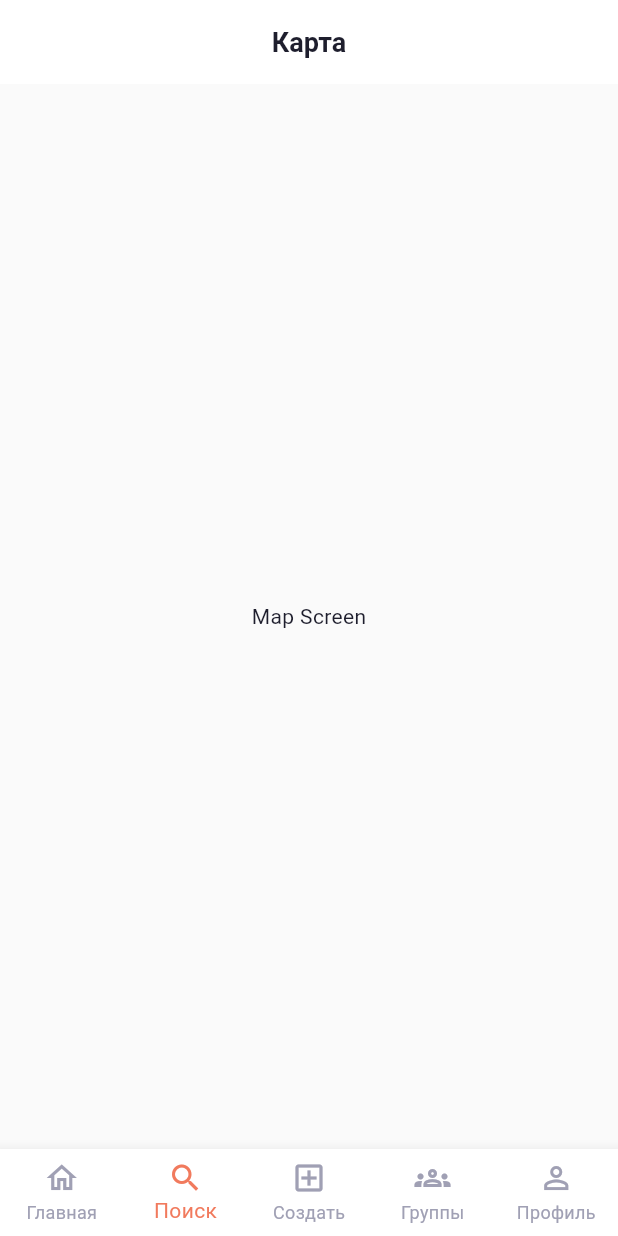
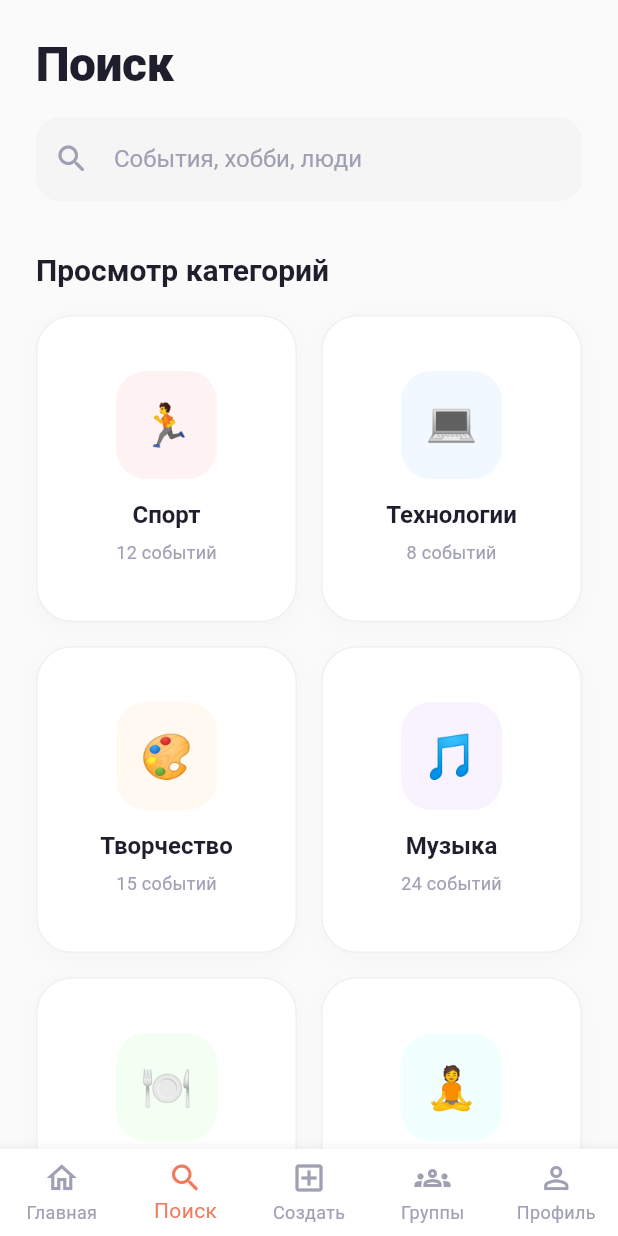
Before and after one commit to Zero-Logic-Education/HobbyHub, a Flutter app: the screen it shows once a user with an empty profile is signed in, item 2 of the bottom bar chosen, on a phone screen of 412 x 824 dp. Run offline on Flutter 3.47's test engine with Material 3 defaults, Android fonts, the light colour scheme and no system bars; our stand-ins replace cloud_firestore, firebase_analytics, firebase_auth, firebase_core, firebase_messaging, firebase_storage and 7 more; missing offline and left inert: flutter_facebook_auth; accounts and stored records are empty; network calls fail.

Commit message:
feat: Add SearchScreen and update routing to include search functionality

```diff
--- a/lib/core/router/app_router.dart
+++ b/lib/core/router/app_router.dart
@@ -14,6 +14,7 @@ import '../../ui/onboarding/location_screen.dart';
 import '../../ui/onboarding/parental_consent_screen.dart';
 import '../../ui/profile/profile_screen.dart';
 import '../../ui/main_shell/main_shell.dart';
+import '../../ui/search/search_screen.dart';
 import '../../providers/auth_provider.dart';
 
 /// Константы путей маршрутов
@@ -180,16 +181,13 @@ final routerProvider = Provider<GoRouter>((ref) {
               ),
             ],
           ),
-          // Вкладка: Карта
+          // Вкладка: Поиск
           StatefulShellBranch(
             routes: [
               GoRoute(
                 path: AppRoutes.map,
-                name: 'map',
-                builder: (context, state) => Scaffold(
-                  appBar: AppBar(title: const Text('Карта')),
-                  body: const Center(child: Text('Map Screen')),
-                ),
+                name: 'search',
+                builder: (context, state) => const SearchScreen(),
               ),
             ],
           ),
--- /dev/null
+++ b/lib/ui/search/search_screen.dart
@@ -0,0 +1,303 @@
+import 'package:flutter/material.dart';
+import '../../core/theme/app_colors.dart';
+import '../../core/theme/app_typography.dart';
+
+class SearchScreen extends StatefulWidget {
+  const SearchScreen({super.key});
+
+  @override
+  State<SearchScreen> createState() => _SearchScreenState();
+}
+
+class _SearchScreenState extends State<SearchScreen> {
+  final TextEditingController _searchController = TextEditingController();
+
+  final List<Map<String, dynamic>> _categories = [
+    {
+      'title': 'Спорт',
+      'icon': '🏃',
+      'count': 12,
+      'color': const Color(0xFFFFF2F2),
+    },
+    {
+      'title': 'Технологии',
+      'icon': '💻',
+      'count': 8,
+      'color': const Color(0xFFF2F8FF),
+    },
+    {
+      'title': 'Творчество',
+      'icon': '🎨',
+      'count': 15,
+      'color': const Color(0xFFFFF9F2),
+    },
+    {
+      'title': 'Музыка',
+      'icon': '🎵',
+      'count': 24,
+      'color': const Color(0xFFF9F2FF),
+    },
+    {
+      'title': 'Еда и напитки',
+      'icon': '🍽️',
+      'count': 10,
+      'color': const Color(0xFFF2FFF2),
+    },
+    {
+      'title': 'Здоровье',
+      'icon': '🧘',
+      'count': 18,
+      'color': const Color(0xFFF2FFFF),
+    },
+    {
+      'title': 'Фотография',
+      'icon': '📷',
+      'count': 5,
+      'color': const Color(0xFFF7F7F7),
+    },
+    {
+      'title': 'Книги',
+      'icon': '📚',
+      'count': 9,
+      'color': const Color(0xFFFFF2FB),
+    },
+  ];
+
+  final List<String> _popularSearches = [
+    'Йога для начинающих',
+    'IT Meetup',
+    'Мастер-класс по рисованию',
+    'Беговой клуб',
+  ];
+
+  @override
+  void dispose() {
+    _searchController.dispose();
+    super.dispose();
+  }
+
+  @override
+  Widget build(BuildContext context) {
+    return Scaffold(
+      backgroundColor: AppColors.background,
+      body: SafeArea(
+        child: CustomScrollView(
+          slivers: [
+            // Header
+            SliverToBoxAdapter(
+              child: Padding(
+                padding: const EdgeInsets.fromLTRB(24, 24, 24, 16),
+                child: Text(
+                  'Поиск',
+                  style: AppTypography.headingLarge.copyWith(
+                    fontSize: 32,
+                    fontWeight: FontWeight.w800,
+                    color: AppColors.textPrimary,
+                  ),
+                ),
+              ),
+            ),
+
+            // Search Bar
+            SliverToBoxAdapter(
+              child: Padding(
+                padding: const EdgeInsets.symmetric(horizontal: 24),
+                child: Container(
+                  decoration: BoxDecoration(
+                    color: const Color(0xFFF5F5F7),
+                    borderRadius: BorderRadius.circular(16),
+                  ),
+                  child: TextField(
+                    controller: _searchController,
+                    decoration: InputDecoration(
+                      hintText: 'События, хобби, люди',
+                      hintStyle: AppTypography.bodyLarge.copyWith(
+                        color: AppColors.textTertiary,
+                      ),
+                      prefixIcon: const Icon(
+                        Icons.search_rounded,
+                        color: AppColors.textTertiary,
+                      ),
+                      border: InputBorder.none,
+                      contentPadding: const EdgeInsets.symmetric(
+                        horizontal: 16,
+                        vertical: 16,
+                      ),
+                    ),
+                  ),
+                ),
+              ),
+            ),
+
+            // Browse Categories Title
+            SliverToBoxAdapter(
+              child: Padding(
+                padding: const EdgeInsets.fromLTRB(24, 32, 24, 16),
+                child: Text(
+                  'Просмотр категорий',
+                  style: AppTypography.subheadingLarge.copyWith(
+                    fontSize: 20,
+                    fontWeight: FontWeight.w700,
+                    color: AppColors.textPrimary,
+                  ),
+                ),
+              ),
+            ),
+
+            // Categories Grid
+            SliverPadding(
+              padding: const EdgeInsets.symmetric(horizontal: 24),
+              sliver: SliverGrid(
+                gridDelegate: const SliverGridDelegateWithFixedCrossAxisCount(
+                  crossAxisCount: 2,
+                  mainAxisSpacing: 16,
+                  crossAxisSpacing: 16,
+                  childAspectRatio: 0.85,
+                ),
+                delegate: SliverChildBuilderDelegate(
+                  (context, index) {
+                    final category = _categories[index];
+                    return _CategoryCard(
+                      title: category['title'],
+                      icon: category['icon'],
+                      count: category['count'],
+                      color: category['color'],
+                    );
+                  },
+                  childCount: _categories.length,
+                ),
+              ),
+            ),
+
+            // Popular Searches Title
+            SliverToBoxAdapter(
+              child: Padding(
+                padding: const EdgeInsets.fromLTRB(24, 32, 24, 16),
+                child: Text(
+                  'Популярные запросы',
+                  style: AppTypography.subheadingLarge.copyWith(
+                    fontSize: 20,
+                    fontWeight: FontWeight.w700,
+                    color: AppColors.textPrimary,
+                  ),
+                ),
+              ),
+            ),
+
+            // Popular Searches Chips
+            SliverToBoxAdapter(
+              child: Padding(
+                padding: const EdgeInsets.symmetric(horizontal: 24),
+                child: Wrap(
+                  spacing: 12,
+                  runSpacing: 12,
+                  children: _popularSearches.map((search) {
+                    return Container(
+                      padding: const EdgeInsets.symmetric(
+                        horizontal: 16,
+                        vertical: 10,
+                      ),
+                      decoration: BoxDecoration(
+                        color: Colors.white,
+                        borderRadius: BorderRadius.circular(30),
+                        border: Border.all(
+                          color: const Color(0xFFE0E0E0),
+                        ),
+                      ),
+                      child: Row(
+                        mainAxisSize: MainAxisSize.min,
+                        children: [
+                          const Icon(
+                            Icons.search_rounded,
+                            size: 18,
+                            color: AppColors.textSecondary,
+                          ),
+                          const SizedBox(width: 8),
+                          Text(
+                            search,
+                            style: AppTypography.bodyMedium.copyWith(
+                              color: AppColors.textPrimary,
+                              fontWeight: FontWeight.w500,
+                            ),
+                          ),
+                        ],
+                      ),
+                    );
+                  }).toList(),
+                ),
+              ),
+            ),
+
+            const SliverToBoxAdapter(child: SizedBox(height: 100)),
+          ],
+        ),
+      ),
+    );
+  }
+}
+
+class _CategoryCard extends StatelessWidget {
+  final String title;
+  final String icon;
+  final int count;
+  final Color color;
+
+  const _CategoryCard({
+    required this.title,
+    required this.icon,
+    required this.count,
+    required this.color,
+  });
+
+  @override
+  Widget build(BuildContext context) {
+    return Container(
+      decoration: BoxDecoration(
+        color: Colors.white,
+        borderRadius: BorderRadius.circular(24),
+        border: Border.all(
+          color: const Color(0xFFF0F0F0),
+          width: 1,
+        ),
+        boxShadow: [
+          BoxShadow(
+            color: Colors.black.withValues(alpha: 0.02),
+            blurRadius: 10,
+            offset: const Offset(0, 4),
+          ),
+        ],
+      ),
+      child: Column(
+        mainAxisAlignment: MainAxisAlignment.center,
+        children: [
+          Container(
+            padding: const EdgeInsets.all(16),
+            decoration: BoxDecoration(
+              color: color,
+              borderRadius: BorderRadius.circular(20),
+            ),
+            child: Text(
+              icon,
+              style: const TextStyle(fontSize: 28),
+            ),
+          ),
+          const SizedBox(height: 12),
+          Text(
+            title,
+            style: AppTypography.bodyLarge.copyWith(
+              color: AppColors.textPrimary,
+              fontWeight: FontWeight.w700,
+            ),
+          ),
+          const SizedBox(height: 4),
+          Text(
+            '$count событий',
+            style: AppTypography.bodySmall.copyWith(
+              color: AppColors.textTertiary,
+            ),
+          ),
+        ],
+      ),
+    );
+  }
+}
```
